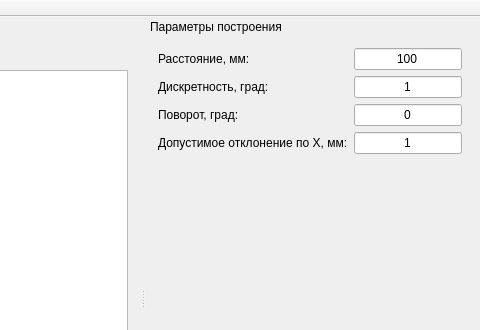
Qt form app/Scan2Slice/gui/mainwindow.ui (ApplicationsForge/Scan2Slice) before a commit; both pictures show x 320 to 800 and y 0 to 330 of the 800 by 600 pixel window.
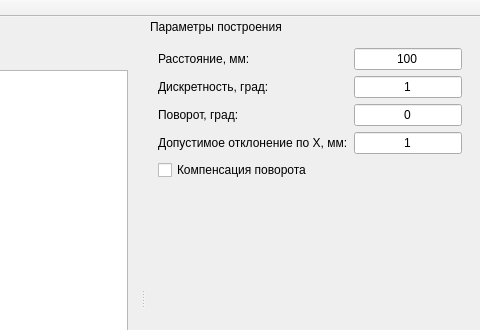
The same form after that commit. Icons and pictures are not drawn.

Commit message: Добавлена возможность компенсации поворота точек сканера

```diff
--- a/app/Scan2Slice/gui/mainwindow.ui
+++ b/app/Scan2Slice/gui/mainwindow.ui
@@ -332,6 +332,13 @@
           </property>
          </widget>
         </item>
+        <item row="6" column="1">
+         <widget class="QCheckBox" name="rotationFixCheckBox">
+          <property name="text">
+           <string>Компенсация поворота</string>
+          </property>
+         </widget>
+        </item>
        </layout>
       </widget>
      </item>
```
The commit also changes 1 other file.
